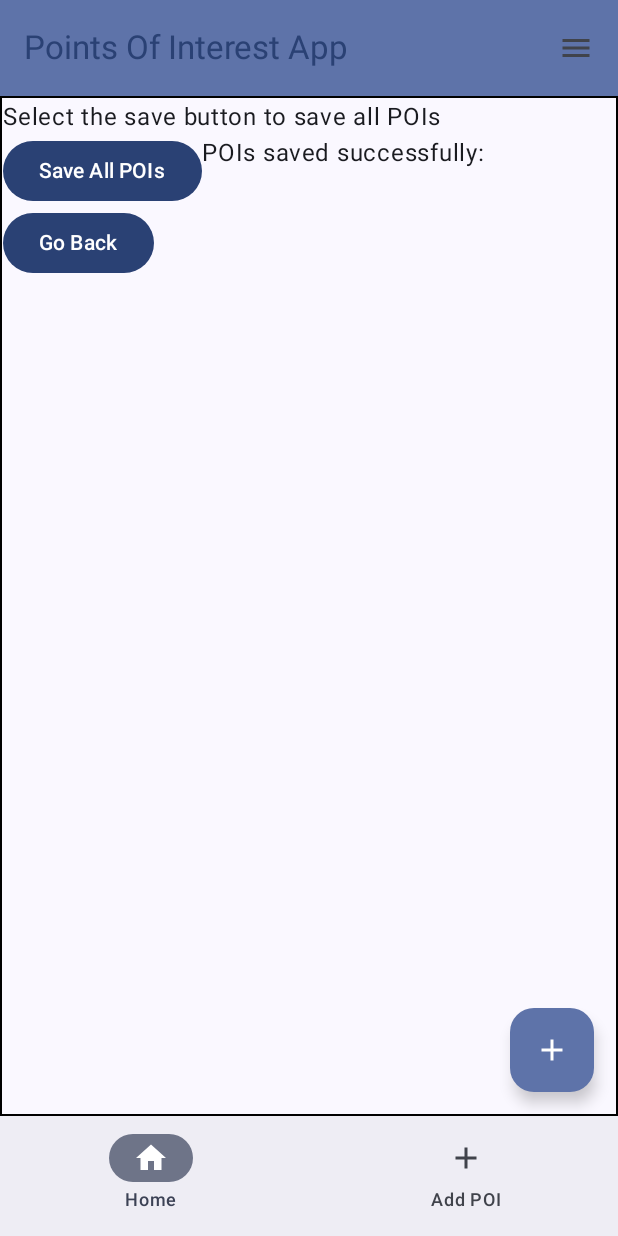
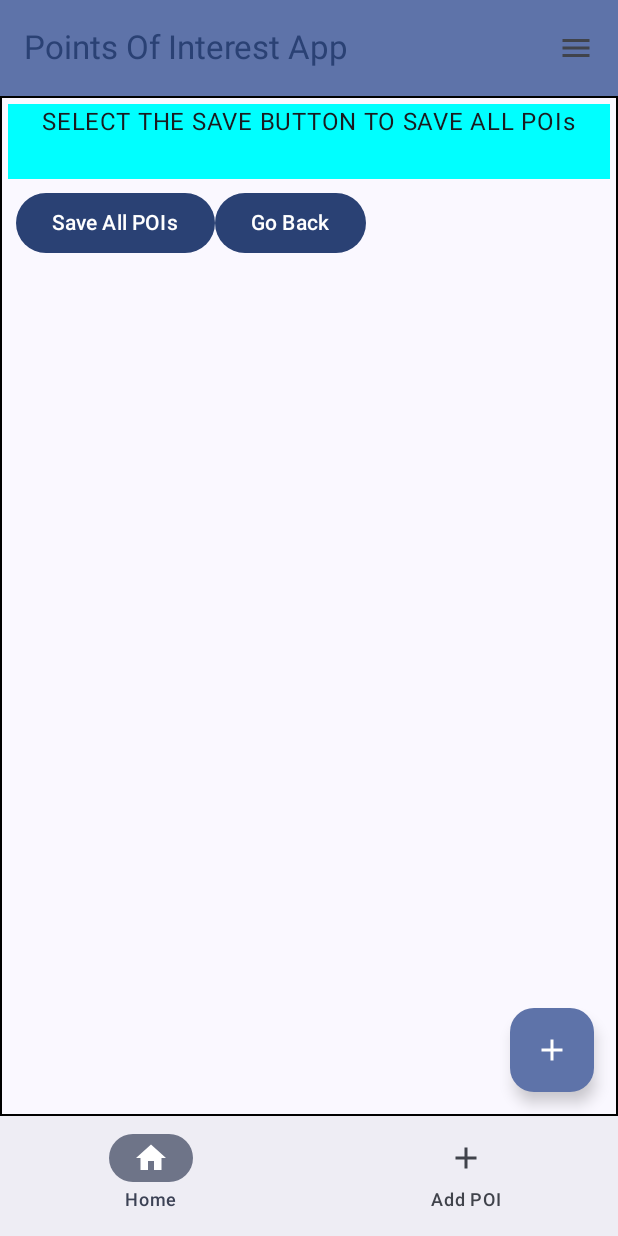
Before and after one commit to JoatXI/POI-Android-App, an Android app built with Jetpack Compose: the savePoi screen opened through its navigation route, on a phone screen of 412 x 824 dp. Run offline under Robolectric (Android 15) with nearby library versions, the phone set to English and light mode, and no system bars; libraries missing offline, so code that uses them is left out: org.osmdroid.config, org.osmdroid.tileprovider, org.osmdroid.util, org.osmdroid.views.

Commit message:
LOCAL POI DATABASE FEATURE 1.0:
Modified the savePoi composable UI to properly display success message.
Modified the homeScreen composable button the load all POIs from the local database which replaces the Settings button.
Passed in the created poiList state variable into the map composable & also added a list parameter to the map composable function.
CURRENT ISSUE: The map composable list parameter appears to be empty after the Load POIs button is clicked hence, it does not create the markers for the POIs.

```diff
--- a/POI-App/app/src/main/java/com/example/omoohwo/MainActivity.kt
+++ b/POI-App/app/src/main/java/com/example/omoohwo/MainActivity.kt
@@ -44,7 +44,7 @@ import com.example.omoohwo.ui.theme.OmoohwoTheme
 import android.Manifest
 import android.location.Location
 import android.util.Log
-import androidx.compose.foundation.layout.Arrangement
+import androidx.compose.foundation.background
 import androidx.compose.foundation.layout.PaddingValues
 import androidx.compose.foundation.lazy.LazyColumn
 import androidx.compose.material.icons.Icons
@@ -238,9 +238,7 @@ class MainActivity : ComponentActivity(), LocationListener {
             ) {
                 NavHost(navController= navController as NavHostController, startDestination="homeScreen") {
                     composable("homeScreen") {
-                        HomeScreenComposable(innerPadding, settingsMenu ={
-                            navController.navigate("settingsScreen")
-                        })
+                        HomeScreenComposable(innerPadding)
                     }
                     composable("settingsScreen") {
                         SettingsComposable(innerPadding, onCallBack = {
@@ -263,23 +261,18 @@ class MainActivity : ComponentActivity(), LocationListener {
     }
 
     @Composable
-    fun HomeScreenComposable(innerPaddingValues: PaddingValues, settingsMenu: () -> Unit) {
+    fun HomeScreenComposable(innerPaddingValues: PaddingValues) {
         Surface(color = MaterialTheme.colorScheme.background, modifier = Modifier.fillMaxSize()) {
             var latLon: LatLon by remember { mutableStateOf(LatLon(51.05, -0.72)) }
             var poi by remember { mutableStateOf(listOf<Poi>()) }
+            var currList by remember { mutableStateOf(listOf<Poi>()) }
 
-            poiViewModel.poiListLiveData.observe(this) {
-                Log.d("addpoi", "live data updated")
-                        poi = it }
+            poiViewModel.poiListLiveData.observe(this) { poi = it }
             latLonViewModel.latLonLiveData.observe(this) { latLon = it } // "it" is the LatLon being observed and used to update user's location to the UI
             BoxWithConstraints(modifier = Modifier
                 .fillMaxSize()
                 .padding(innerPaddingValues)) {
                 val mapHeight = this.maxHeight - 50.dp
-
-                MapComposable(poi, GeoPoint(latLon.lat, latLon.lon), modifier = Modifier
-                    .align(Alignment.BottomCenter)
-                    .height(mapHeight))
 
                 Surface(color = MaterialTheme.colorScheme.background, modifier = Modifier
                     .zIndex(2.0f)
@@ -288,9 +281,17 @@ class MainActivity : ComponentActivity(), LocationListener {
                     .border(1.dp, Color.Black)) {
                     Row(verticalAlignment = Alignment.CenterVertically) {
                         // Text("Latitude: ${latLon.lat}, Longitude: ${latLon.lon}")
-                        Button( onClick ={ settingsMenu() }) { Text("SETTINGS") }
+                        Button( onClick ={
+                            lifecycleScope.launch {
+                                withContext(Dispatchers.IO) {
+                                    currList = db.poiDao().getAllPoi()
+                                    Log.d("loadpoi", "curr poi: $currList")
+                                }
+                            }
+                        }) { Text("Load All POIs") }
                     }
                 }
+                MapComposable(poi, currList, GeoPoint(latLon.lat, latLon.lon), modifier = Modifier.align(Alignment.BottomCenter).height(mapHeight))
             }
         }
     }
@@ -350,13 +351,26 @@ class MainActivity : ComponentActivity(), LocationListener {
                 var id by remember { mutableStateOf("") }
                 val currList = poiViewModel.getPois()
 
-                Column(modifier = Modifier.fillMaxSize().padding(2.dp)) {
-                    Text("Select the save button to save all POIs")
-                    Row() {
+                Column(modifier = Modifier
+                    .fillMaxSize()
+                    .padding(5.dp)) {
+
+                    Column(modifier = Modifier
+                        .height(50.dp)
+                        .background(Color.Cyan)
+                        .fillMaxSize(), horizontalAlignment = Alignment.CenterHorizontally) {
+                        Text("SELECT THE SAVE BUTTON TO SAVE ALL POIs")
+                    }
+
+                    Row(modifier = Modifier
+                        .padding(5.dp)
+                        .fillMaxSize()) {
+
                         Button(onClick = {
                             lifecycleScope.launch {
                                 withContext(Dispatchers.IO) {
                                     currList.forEach {
+                                        Log.d("savepoi", "curr poi: $currList")
                                         id = db.poiDao().insert(it).toString()
                                     }
                                 }
@@ -364,12 +378,14 @@ class MainActivity : ComponentActivity(), LocationListener {
                         }) {
                             Text("Save All POIs")
                         }
-                        Text("POIs saved successfully: $id")
-                    }
-
-                    Column(horizontalAlignment = Alignment.CenterHorizontally) {
                         Button(onClick = { homeMenu() }) {
                             Text("Go Back")
+                        }
+
+                        if(id != "") {
+                            Row(verticalAlignment = Alignment.CenterVertically) {
+                                Text("POIs saved successfully: $id")
+                            }
                         }
                     }
                 }
@@ -379,7 +395,7 @@ class MainActivity : ComponentActivity(), LocationListener {
 }
 
 @Composable
-fun MapComposable(poi: List<Poi>, geoPoint: GeoPoint, modifier: Modifier) {
+fun MapComposable(poi: List<Poi>, load: List<Poi>, geoPoint: GeoPoint, modifier: Modifier) {
     AndroidView(modifier = Modifier, factory = { ctx  -> Configuration.getInstance().load(ctx, PreferenceManager.getDefaultSharedPreferences(ctx))
 
         val map1 = MapView(ctx).apply {
@@ -389,6 +405,14 @@ fun MapComposable(poi: List<Poi>, geoPoint: GeoPoint, modifier: Modifier) {
         }
         val marker = Marker(map1)
         poi.forEach {
+            marker.apply {
+                position = GeoPoint(it.latitude, it.longitude)
+                title = "${it.name}, ${it.description}"
+            }
+            map1.overlays.add(marker)
+        }
+        Log.d("mapview", "currList: $load")
+        load.forEach {
             marker.apply {
                 position = GeoPoint(it.latitude, it.longitude)
                 title = "${it.name}, ${it.description}"
```
